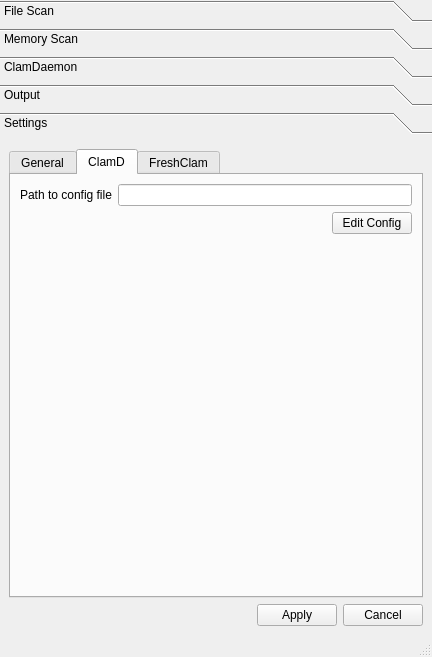
Old version of the form mainwindow.ui in the repository Mzzj114/clamqt.
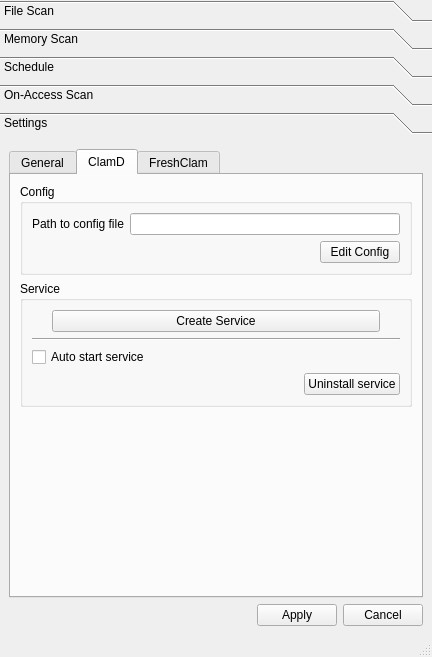
New version of the form. The open tabs and pages were chosen to show the change.

```diff
--- a/mainwindow.ui
+++ b/mainwindow.ui
@@ -385,33 +385,12 @@
         </rect>
        </property>
        <attribute name="label">
-        <string>ClamDaemon</string>
+        <string>Schedule</string>
        </attribute>
-       <widget class="QPushButton" name="pushButton_3">
-        <property name="geometry">
-         <rect>
-          <x>90</x>
-          <y>20</y>
-          <width>161</width>
-          <height>31</height>
-         </rect>
-        </property>
-        <property name="text">
-         <string>Create Service</string>
-        </property>
-       </widget>
-      </widget>
-      <widget class="QWidget" name="output_page">
-       <property name="geometry">
-        <rect>
-         <x>0</x>
-         <y>0</y>
-         <width>432</width>
-         <height>470</height>
-        </rect>
-       </property>
+      </widget>
+      <widget class="QWidget" name="onacc_page">
        <attribute name="label">
-        <string>Output</string>
+        <string>On-Access Scan</string>
        </attribute>
        <layout class="QVBoxLayout" name="verticalLayout_7">
         <item>
@@ -524,7 +503,13 @@
            <attribute name="title">
             <string>ClamD</string>
            </attribute>
-           <layout class="QVBoxLayout" name="verticalLayout_8" stretch="0,0,1">
+           <layout class="QVBoxLayout" name="verticalLayout_12" stretch="0,0,1">
+            <item>
+             <widget class="QGroupBox" name="groupBox_2">
+              <property name="title">
+               <string>Config</string>
+              </property>
+              <layout class="QVBoxLayout" name="verticalLayout_8">
             <item>
              <layout class="QHBoxLayout" name="horizontalLayout_6">
               <item>
@@ -563,8 +548,78 @@
               </item>
              </layout>
             </item>
+              </layout>
+             </widget>
+            </item>
             <item>
-             <widget class="QWidget" name="widget" native="true"/>
+             <widget class="QGroupBox" name="groupBox_5">
+              <property name="title">
+               <string>Service</string>
+              </property>
+              <layout class="QVBoxLayout" name="verticalLayout_11">
+               <item>
+                <layout class="QHBoxLayout" name="horizontalLayout_14">
+                 <property name="leftMargin">
+                  <number>20</number>
+                 </property>
+                 <property name="rightMargin">
+                  <number>20</number>
+                 </property>
+                 <item>
+                  <widget class="QPushButton" name="s_startservice_btn">
+                   <property name="text">
+                    <string>Create Service</string>
+                   </property>
+                  </widget>
+                 </item>
+                </layout>
+               </item>
+               <item>
+                <widget class="Line" name="line_2">
+                 <property name="orientation">
+                  <enum>Qt::Horizontal</enum>
+                 </property>
+                </widget>
+               </item>
+               <item>
+                <widget class="QCheckBox" name="s_autostart_checkB">
+                 <property name="whatsThis">
+                  <string>Start/stop service when application launch/close</string>
+                 </property>
+                 <property name="text">
+                  <string>Auto start service</string>
+                 </property>
+                </widget>
+               </item>
+               <item>
+                <layout class="QHBoxLayout" name="horizontalLayout_15">
+                 <item>
+                  <spacer name="horizontalSpacer_8">
+                   <property name="orientation">
+                    <enum>Qt::Horizontal</enum>
+                   </property>
+                   <property name="sizeHint" stdset="0">
+                    <size>
+                     <width>40</width>
+                     <height>20</height>
+                    </size>
+                   </property>
+                  </spacer>
+                 </item>
+                 <item>
+                  <widget class="QPushButton" name="s_uninstallservice_btn">
+                   <property name="text">
+                    <string>Uninstall service</string>
+                   </property>
+                  </widget>
+                 </item>
+                </layout>
+               </item>
+              </layout>
+             </widget>
+            </item>
+            <item>
+             <widget class="QWidget" name="placeholder_widget" native="true"/>
             </item>
            </layout>
           </widget>
```
Left out of the diff: 64 changed lines with no effect on the pictures. Lines whose indentation alone changed are shown as unchanged.
